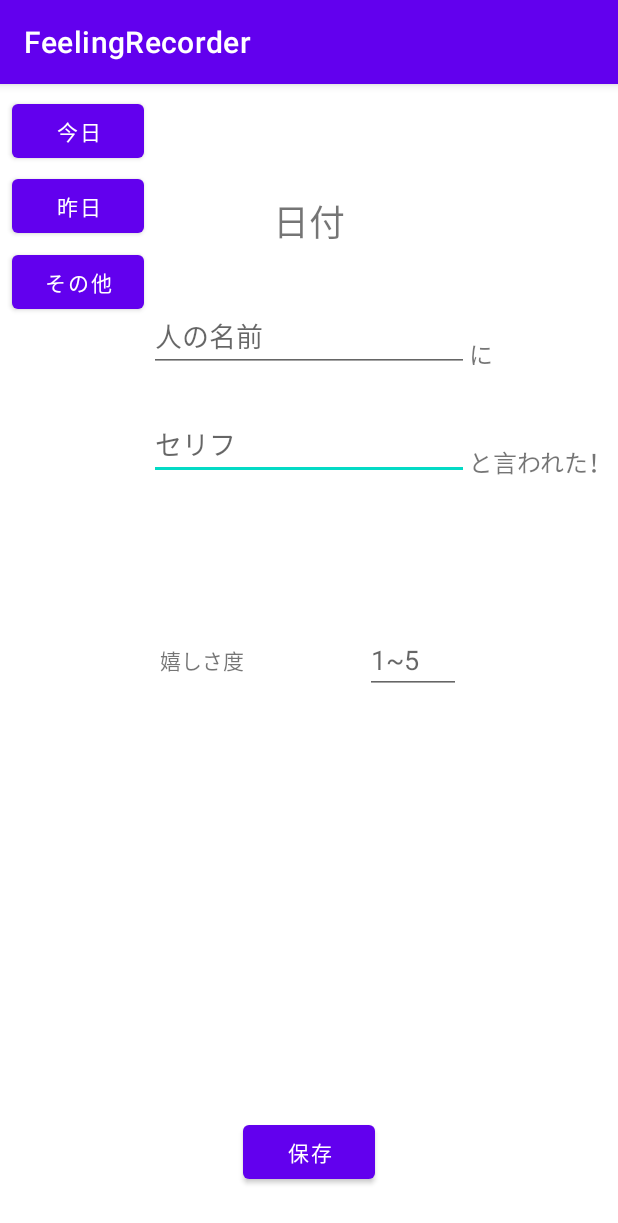
After one commit to ogoogo/FeelingRecorder, an Android app: the EditActivity screen opened directly, with no data from a screen before it, on a phone screen of 412 x 824 dp. The commit adds this screen. Shown: the top 1223 px of the screen. Run offline under Robolectric (Android 15) with nearby library versions, the phone set to English and light mode, and no system bars; libraries missing offline, so code that uses them is left out: io.realm; 5 statements that could not run were skipped.

Commit message:
feat:編集機能追加

```diff
--- a/app/src/main/AndroidManifest.xml
+++ b/app/src/main/AndroidManifest.xml
@@ -10,6 +10,11 @@
             android:roundIcon="@mipmap/ic_launcher_round"
             android:supportsRtl="true"
             android:theme="@style/Theme.FeelingRecorder">
+        <activity android:name=".EditActivity">
+        </activity>
+        <activity android:name=".DetailActivity">
+        </activity>
+
         <receiver android:name=".NewAppWidget">
             <intent-filter>
                 <action android:name="android.appwidget.action.APPWIDGET_UPDATE"/>
--- /dev/null
+++ b/app/src/main/java/com/pico/ogoshi/feelingrecorder/EditActivity.kt
@@ -0,0 +1,112 @@
+package com.pico.ogoshi.feelingrecorder
+
+import android.app.DatePickerDialog
+import android.content.Intent
+import androidx.appcompat.app.AppCompatActivity
+import android.os.Bundle
+import androidx.core.view.isVisible
+import io.realm.Realm
+import kotlinx.android.synthetic.main.activity_detail.*
+import kotlinx.android.synthetic.main.activity_edit.*
+import kotlinx.android.synthetic.main.activity_writing.*
+import java.util.*
+
+class EditActivity : AppCompatActivity() {
+    val realm:Realm= Realm.getDefaultInstance()
+    override fun onCreate(savedInstanceState: Bundle?) {
+        super.onCreate(savedInstanceState)
+        setContentView(R.layout.activity_edit)
+
+        val editingId =intent.getStringExtra("idInQuestion")
+        val editingData = realm.where(Memo::class.java).equalTo("id",editingId).findFirst()
+        val editedIntent = Intent(this,MainActivity::class.java)
+
+
+        val c = Calendar.getInstance()
+        var year = editingData?.year
+        var month = editingData?.month
+        var  day = editingData?.date
+
+        if(editingData?.quoteOrNot==true){
+            dateTextViewEdit.text="${year}年${month}月${day}日に"
+            PersonEditTextEdit.setText(editingData.personName)
+            eventTextEdit.setText(editingData.quote)
+            barometerEditTextEdit.setText(editingData.barometer.toString())
+        }else if (editingData?.quoteOrNot==false){
+            PersonEditTextEdit.isVisible=false
+            textView2Edit.isVisible=false
+            textView3Edit.isVisible=false
+            dateTextViewEdit.text="${year}年${month}月${day}日に"
+            eventTextEdit.setText(editingData.event)
+            barometerEditTextEdit.setText(editingData.barometer.toString())
+
+        }
+
+
+        todayButtonEdit.setOnClickListener {
+            year = c.get(Calendar.YEAR)
+            month = c.get(Calendar.MONTH)+1
+            day = c.get(Calendar.DAY_OF_MONTH)
+            dateTextViewEdit.text="${year}年${month}月${day}日に"
+        }
+
+        yesterdayButtonEdit.setOnClickListener {
+            year = c.get(Calendar.YEAR)
+            month = c.get(Calendar.MONTH)+1
+            day = c.get(Calendar.DAY_OF_MONTH)-1
+            dateTextViewEdit.text="${year}年${month}月${day}日に"
+        }
+
+        otherDayButtonEdit.setOnClickListener {
+            val datePickerDialog= DatePickerDialog(
+                this,
+                DatePickerDialog.OnDateSetListener { view, y, m, d ->
+                    year=y
+                    month=m+1
+                    day=d
+                    dateTextViewEdit.text="${year}年${month}月${day}日に"
+                },
+                editingData!!.year,
+                editingData!!.month-1,
+                editingData!!.date
+            )
+            datePickerDialog.show()
+        }
+
+
+
+
+        saveButtonEdit.setOnClickListener {
+            if (editingData?.quoteOrNot==true){
+                val newPerson:String = PersonEditTextEdit.text.toString()
+                val newQuote :String= eventTextEdit.text.toString()
+                val newBarometer :Int = barometerEditTextEdit.text.toString().toInt()
+                val newEvent = "「${newQuote}」 by${newPerson}"
+                edit(editingId!!,newPerson,newQuote,newBarometer,newEvent,year!!,month!!,day!!)
+
+            }else if (editingData?.quoteOrNot==false){
+                val newEvent :String= eventTextEdit.text.toString()
+                val newBarometer :Int = barometerEditTextEdit.text.toString().toInt()
+                edit(editingId!!,"","",newBarometer,newEvent,year!!,month!!,day!!)
+            }
+            startActivity(editedIntent)
+        }
+
+
+
+    }
+    fun edit(id:String,personName:String,quote:String,barometer:Int,event: String,year:Int,month:Int,day:Int){
+        realm.executeTransaction {
+            val changingData:Memo?=realm.where(Memo::class.java).equalTo("id",id).findFirst()
+            changingData?.year=year
+            changingData?.month=month
+            changingData?.date=day
+            changingData?.personName=personName
+            changingData?.quote=quote
+            changingData?.barometer=barometer
+            changingData?.event=event
+        }
+    }
+
+
+}
--- a/app/src/main/java/com/pico/ogoshi/feelingrecorder/MainActivity.kt
+++ b/app/src/main/java/com/pico/ogoshi/feelingrecorder/MainActivity.kt
@@ -19,6 +19,7 @@ class MainActivity : AppCompatActivity() {
         setContentView(R.layout.activity_main)
 
         val writingIntent: Intent = Intent(this, ChoosingActivity::class.java)
+        val detailIntent=Intent(this,DetailActivity::class.java)
         val eventList=read()
 
 
@@ -43,6 +44,10 @@ class MainActivity : AppCompatActivity() {
         recyclerView.adapter=adapter
         adapter.setOnItemClickListener(object:Adapter.OnItemClickListener{
             override fun onItemClick(view: View, position: Int,event:Memo) {
+
+                val id = event.id
+                detailIntent.putExtra("idInQuestion",id)
+                startActivity(detailIntent)
 
             }
         })
--- /dev/null
+++ b/app/src/main/res/layout/activity_edit.xml
@@ -0,0 +1,102 @@
+<?xml version="1.0" encoding="utf-8"?>
+<androidx.constraintlayout.widget.ConstraintLayout
+        xmlns:android="http://schemas.android.com/apk/res/android"
+        xmlns:tools="http://schemas.android.com/tools"
+        xmlns:app="http://schemas.android.com/apk/res-auto"
+        android:layout_width="match_parent"
+        android:layout_height="match_parent"
+        tools:context=".EditActivity">
+    <EditText
+            android:layout_width="wrap_content"
+            android:layout_height="wrap_content"
+            android:inputType="text"
+            android:ems="10"
+            android:id="@+id/eventTextEdit"
+            android:hint="セリフ" app:layout_constraintStart_toStartOf="parent"
+            app:layout_constraintEnd_toEndOf="parent"
+            app:layout_constraintHorizontal_bias="0.5" app:layout_constraintBottom_toBottomOf="parent"
+            app:layout_constraintTop_toTopOf="parent" app:layout_constraintVertical_bias="0.3"/>
+    <Button
+            android:text="保存"
+            android:layout_width="wrap_content"
+            android:layout_height="wrap_content" android:id="@+id/saveButtonEdit"
+            app:layout_constraintStart_toStartOf="parent"
+            app:layout_constraintEnd_toEndOf="parent" app:layout_constraintBottom_toBottomOf="parent"
+            android:layout_marginBottom="32dp"/>
+    <EditText
+            android:layout_width="wrap_content"
+            android:layout_height="wrap_content"
+            android:inputType="number"
+            android:ems="3"
+            android:id="@+id/barometerEditTextEdit"
+            app:layout_constraintStart_toStartOf="parent"
+            app:layout_constraintEnd_toEndOf="parent"
+            app:layout_constraintTop_toTopOf="parent" app:layout_constraintBottom_toBottomOf="parent"
+            android:hint="1~5" app:layout_constraintHorizontal_bias="0.7" app:layout_constraintVertical_bias="0.5"/>
+    <TextView
+            android:text="嬉しさ度"
+            android:layout_width="wrap_content"
+            android:layout_height="wrap_content" android:id="@+id/barometerTextViewEdit"
+            app:layout_constraintStart_toStartOf="parent"
+            app:layout_constraintEnd_toEndOf="parent"
+            app:layout_constraintTop_toTopOf="parent"
+            app:layout_constraintBottom_toBottomOf="parent" app:layout_constraintHorizontal_bias="0.3"/>
+
+    <TextView
+            android:text="日付"
+            android:layout_width="wrap_content"
+            android:layout_height="wrap_content" android:id="@+id/dateTextViewEdit"
+            android:textSize="24sp" app:layout_constraintStart_toStartOf="parent"
+            app:layout_constraintEnd_toEndOf="parent" app:layout_constraintTop_toTopOf="parent"
+            app:layout_constraintBottom_toBottomOf="parent" app:layout_constraintHorizontal_bias="0.5"
+            app:layout_constraintVertical_bias="0.1"/>
+    <EditText
+            android:layout_width="wrap_content"
+            android:layout_height="wrap_content"
+            android:inputType="textPersonName"
+            android:hint="人の名前"
+            android:ems="10"
+            android:id="@+id/PersonEditTextEdit" tools:layout_editor_absoluteY="126dp"
+            tools:layout_editor_absoluteX="102dp"
+            app:layout_constraintHorizontal_bias="0.5" app:layout_constraintBottom_toBottomOf="parent"
+            app:layout_constraintTop_toTopOf="parent" app:layout_constraintVertical_bias="0.2"
+            app:layout_constraintStart_toStartOf="parent"
+            app:layout_constraintEnd_toEndOf="parent"/>
+    <TextView
+            android:text="に"
+            android:layout_width="wrap_content"
+            android:layout_height="wrap_content" android:id="@+id/textView2Edit"
+            app:layout_constraintStart_toEndOf="@+id/PersonEditTextEdit"
+            app:layout_constraintBottom_toBottomOf="@+id/PersonEditTextEdit"
+            android:textSize="16sp"/>
+    <TextView
+            android:text="と言われた！"
+            android:layout_width="wrap_content"
+            android:layout_height="wrap_content" android:id="@+id/textView3Edit"
+            app:layout_constraintStart_toEndOf="@+id/eventTextEdit"
+            app:layout_constraintBottom_toBottomOf="@+id/eventTextEdit"
+            android:textSize="16sp"/>
+    <Button
+            android:text="今日"
+            android:layout_width="wrap_content"
+            android:layout_height="wrap_content" android:id="@+id/todayButtonEdit"
+            app:layout_constraintStart_toStartOf="parent" android:layout_marginStart="8dp"
+            app:layout_constraintTop_toTopOf="parent"
+            app:layout_constraintBottom_toBottomOf="parent" app:layout_constraintVertical_bias="0.01"/>
+    <Button
+            android:text="昨日"
+            android:layout_width="wrap_content"
+            android:layout_height="wrap_content" android:id="@+id/yesterdayButtonEdit" tools:layout_editor_absoluteY="56dp"
+            app:layout_constraintStart_toStartOf="parent" android:layout_marginStart="8dp"
+            app:layout_constraintTop_toTopOf="parent"
+            app:layout_constraintBottom_toBottomOf="parent" app:layout_constraintVertical_bias="0.08"/>
+    <Button
+            android:text="その他"
+            android:layout_width="wrap_content"
+            android:layout_height="wrap_content" android:id="@+id/otherDayButtonEdit" tools:layout_editor_absoluteY="99dp"
+            app:layout_constraintStart_toStartOf="parent" android:layout_marginStart="8dp"
+            app:layout_constraintTop_toTopOf="parent"
+            app:layout_constraintBottom_toBottomOf="parent" app:layout_constraintVertical_bias="0.15
+"/>
+
+</androidx.constraintlayout.widget.ConstraintLayout>
```
Also changed, not shown: app/src/main/java/com/pico/ogoshi/feelingrecorder/DetailActivity.kt (added, +40 -0 lines), app/src/main/res/layout/activity_detail.xml (added, +83 -0 lines).
